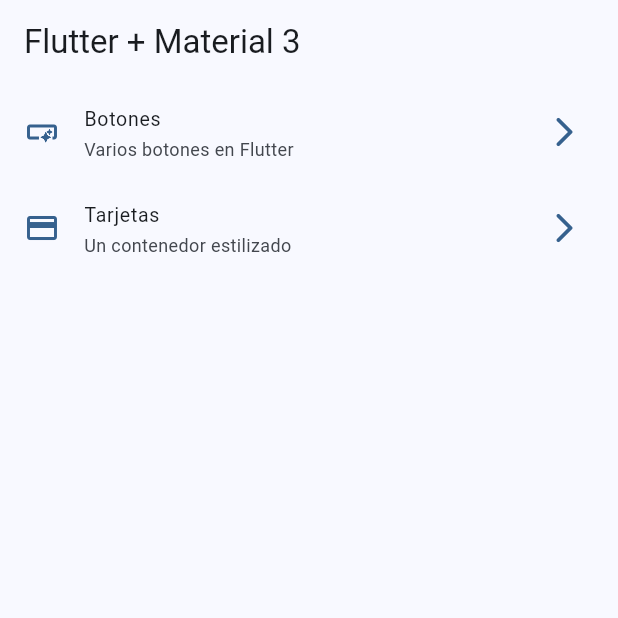
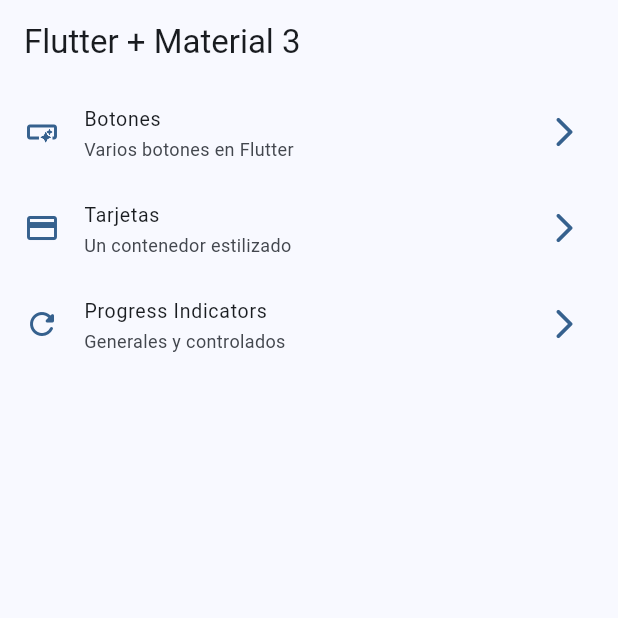
Before and after one commit to danlej/widgets_app, a Flutter app: the screen it shows after launch, on a phone screen of 412 x 824 dp, the top half of it. Run offline on Flutter 3.47's test engine with Material 3 defaults, Android fonts, the phone set to English and light mode, and no system bars; our stand-ins replace go_router.

Commit message:
Progress indicator screen finished.

```diff
--- a/lib/config/menu/menu_items.dart
+++ b/lib/config/menu/menu_items.dart
@@ -24,5 +24,10 @@ const appMenuItems = <MenuItem>[
       title: 'Tarjetas',
       subTitle: 'Un contenedor estilizado',
       link: '/cards',
-      icon: Icons.credit_card)
+      icon: Icons.credit_card),
+  MenuItem(
+      title: 'Progress Indicators',
+      subTitle: 'Generales y controlados',
+      link: '/progress',
+      icon: Icons.refresh_rounded),
 ];
--- a/lib/config/router/app_router.dart
+++ b/lib/config/router/app_router.dart
@@ -20,5 +20,10 @@ final appRouter = GoRouter(
       name: CardsScreen.name,
       builder: (context, state) => const CardsScreen(),
     ),
+    GoRoute(
+      path: '/progress',
+      name: ProgressScreen.name,
+      builder: (context, state) => const ProgressScreen(),
+    ),
   ],
 );
```
Also changed, not shown: lib/presentation/screens/progress/progress_screen.dart (+64 -2 lines).
